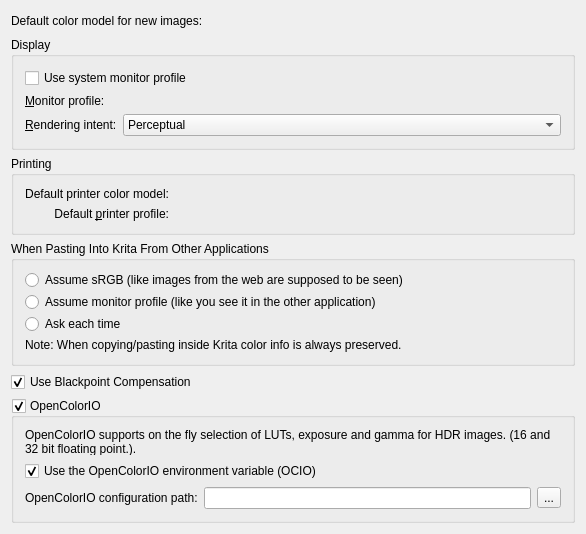
Before: the Qt Designer form krita/ui/forms/wdgcolorsettings.ui in KDE/krita, drawn with Qt 5.
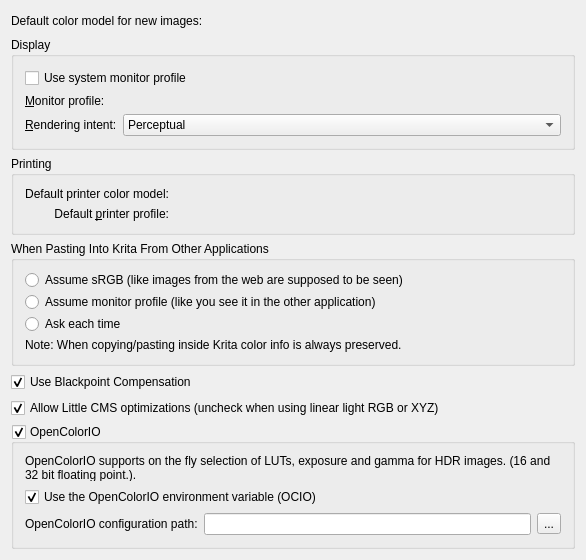
After: the same form once the commit is applied. Custom widgets are drawn as their Qt base class.

Commit message:
Add an option to inhibit lcms2 optimization
Options aren't great, but in this case necessary. See
http://littlecms2.blogspot.nl/2012/07/why-when-i-convert-from-linear-space-i.html

However, in order to attempt at least a little "just works" smarts, I
check the name of the profile for the word "linear" and if that appears,
the user doesn't need to check anything.

Patch:
```diff
--- a/krita/ui/forms/wdgcolorsettings.ui
+++ b/krita/ui/forms/wdgcolorsettings.ui
@@ -7,7 +7,7 @@
     <x>0</x>
     <y>0</y>
     <width>586</width>
-    <height>507</height>
+    <height>534</height>
    </rect>
   </property>
   <property name="windowTitle">
@@ -277,6 +277,16 @@
        </property>
       </widget>
      </item>
+     <item>
+      <widget class="QCheckBox" name="chkAllowLCMSOptimization">
+       <property name="text">
+        <string>Allow Little CMS optimizations (uncheck when using linear light RGB or XYZ)</string>
+       </property>
+       <property name="checked">
+        <bool>true</bool>
+       </property>
+      </widget>
+     </item>
     </layout>
    </item>
    <item row="5" column="0">
```
The commit also changes 9 other files.
